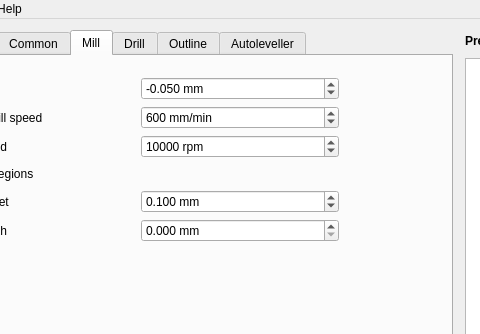
This is mainwindow.ui in pcb2gcode/pcb2gcodeGUI as Qt 5 draws it before an edit; both pictures show x 103 to 583 and y 0 to 334 of the 907 by 709 pixel window. The edited form follows.
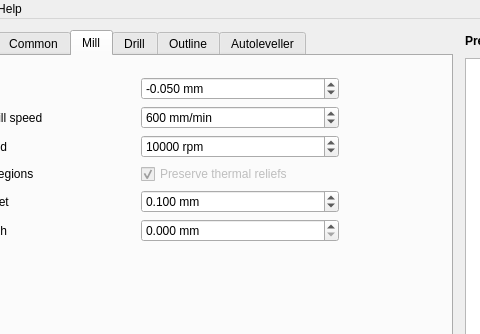
This is the edited form. The open tabs and pages were chosen to show the change.

Commit message: preserve-thermal-reliefs option when voronoi is enabled

```diff
--- a/mainwindow.ui
+++ b/mainwindow.ui
@@ -959,7 +959,23 @@
              </property>
              <property name="text">
               <string>Voronoi regions</string>
-                          </property>
+             </property>
+            </widget>
+           </item>
+           <item row="3" column="1">
+            <widget class="QCheckBox" name="preserveThermalRelievesCheckBox">
+              <property name="enabled">
+                <bool>false</bool>
+              </property>
+              <property name="checked">
+                <bool>true</bool>
+             </property>
+              <property name="toolTip">
+                <string>&lt;html&gt;&lt;head/&gt;&lt;body&gt;&lt;p&gt;&lt;span style=&quot; font-style:italic;&quot;&gt;--preserve-thermal-reliefs&lt;/span&gt;&lt;/p&gt;&lt;p&gt;Generate mill paths for thermal reliefs in voronoi mode.&lt;/p&gt;&lt;/body&gt;&lt;/html&gt;</string>
+              </property>
+              <property name="text">
+                <string>Preserve thermal reliefs</string>
+              </property>
             </widget>
            </item>
            <item row="4" column="0">
```
The commit also changes 1 other file.
